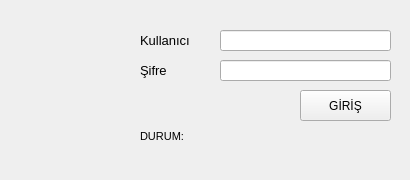
Qt form forms/parkyerim.ui (ydcpp/ParkingLotManagement) before a commit.
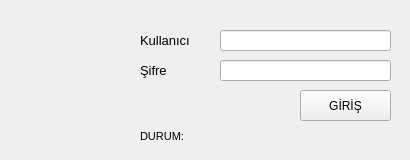
The same form after that commit.

```diff
--- a/forms/parkyerim.ui
+++ b/forms/parkyerim.ui
@@ -7,7 +7,7 @@
     <x>0</x>
     <y>0</y>
     <width>410</width>
-    <height>180</height>
+    <height>160</height>
    </rect>
   </property>
   <property name="sizePolicy">
@@ -19,13 +19,13 @@
   <property name="minimumSize">
    <size>
     <width>410</width>
-    <height>180</height>
+    <height>160</height>
    </size>
   </property>
   <property name="maximumSize">
    <size>
     <width>410</width>
-    <height>180</height>
+    <height>160</height>
    </size>
   </property>
   <property name="windowTitle">
@@ -169,7 +169,7 @@
       <x>20</x>
       <y>20</y>
       <width>101</width>
-      <height>131</height>
+      <height>111</height>
      </rect>
     </property>
     <property name="text">
```
